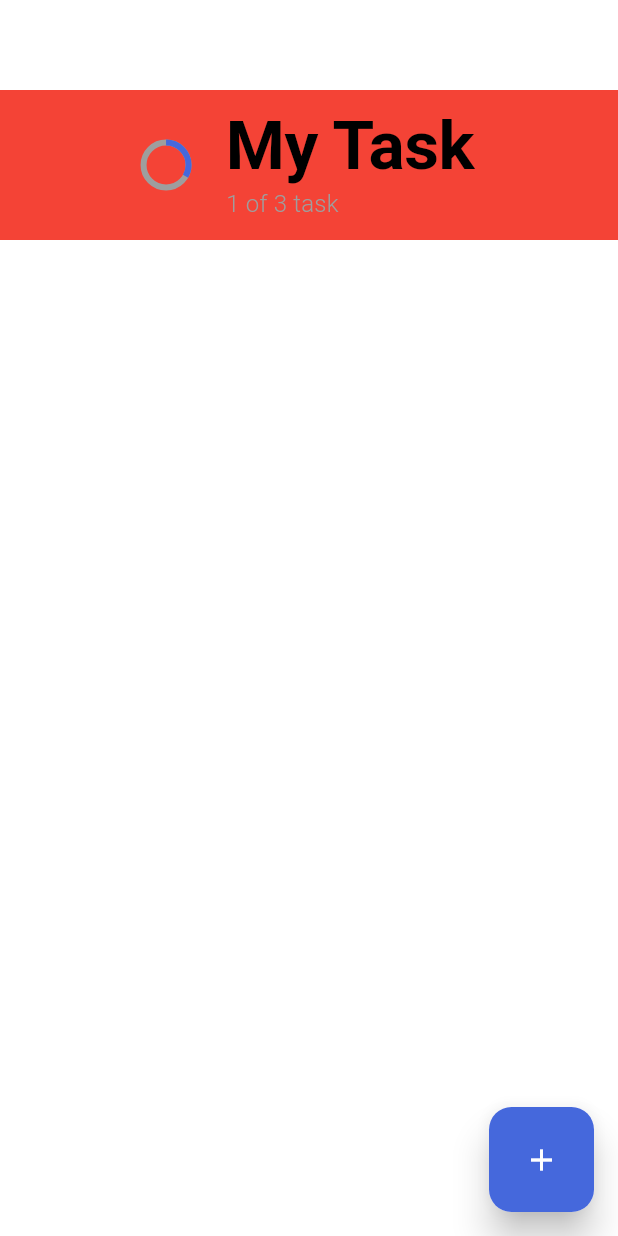
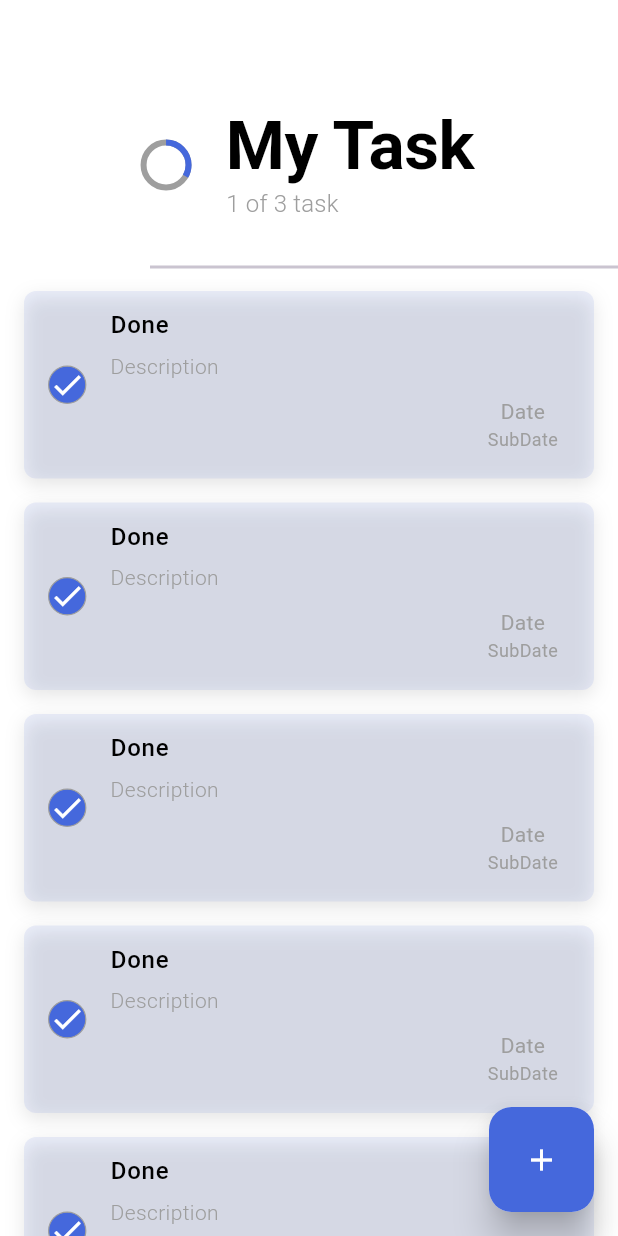
Before and after one commit to shashwat-naik/Flutter-ToDo-App, a Flutter app: the screen it shows after launch, on a phone screen of 412 x 824 dp. Run offline on Flutter 3.47's test engine with Material 3 defaults, Android fonts, the phone set to English and light mode, and no system bars.

Commit message:
Home Page (Delete feature)

```diff
--- a/lib/views/home/home_view.dart
+++ b/lib/views/home/home_view.dart
@@ -2,7 +2,8 @@ import 'package:flutter/material.dart';
 import 'package:todo_app/extensions/space_exs.dart';
 import 'package:todo_app/utils/app_colors.dart';
 import 'package:todo_app/utils/app_str.dart';
-import 'package:todo_app/views/home/widget/fab.dart';
+import 'package:todo_app/views/home/components/fab.dart';
+import 'package:todo_app/views/home/widget/task_widget.dart';
 
 class HomeView extends StatefulWidget {
   const HomeView({super.key});
@@ -28,16 +29,16 @@ class _HomeViewState extends State<HomeView> {
         height: double.infinity,
         child: Column(
           children: [
+            // App Bar
             Container(
               margin: const EdgeInsets.only(top: 60),
               width: double.infinity,
               height: 100,
-              color: Colors.red,
               child: Row(
                 mainAxisAlignment: MainAxisAlignment.center,
                 children: [
                   // Progress Circle
-                  SizedBox(
+                  const SizedBox(
                     width: 30,
                     height: 30,
                     child: const CircularProgressIndicator(
@@ -48,9 +49,11 @@ class _HomeViewState extends State<HomeView> {
                       ),
                     ),
                   ),
+
+                  // Space
                   25.w,
 
-                  //
+                  // Top level task info
                   Column(
                     mainAxisAlignment: MainAxisAlignment.center,
                     crossAxisAlignment: CrossAxisAlignment.start,
@@ -68,6 +71,48 @@ class _HomeViewState extends State<HomeView> {
                   )
                 ],
               ),
+            ),
+
+            // Divider
+            const Padding(
+              padding: const EdgeInsets.only(top: 10.0),
+              child: Divider(
+                thickness: 2,
+                indent: 100,
+              ),
+            ),
+
+            // Tasks
+            SizedBox(
+              width: double.infinity,
+              height: 700,
+              // height: 745,
+              child: ListView.builder(
+                itemCount: 20,
+                scrollDirection: Axis.vertical,
+                itemBuilder: (context, index) {
+                  return Dismissible(
+                      direction: DismissDirection.horizontal,
+                      onDismissed: (_) {
+                        // remove item from list
+                      },
+                      background: Row(
+                        mainAxisAlignment: MainAxisAlignment.center,
+                        children: [
+                          const Icon(
+                            Icons.delete_outline,
+                            color: Colors.red,
+                          ),
+                          8.w,
+                          const Text(AppStr.deleteTask,
+                              style: TextStyle(color: Colors.red))
+                        ],
+                      ),
+
+                      key: Key(index.toString()),
+                      child: const TaskWidget());
+                },
+              ),
             )
           ],
         ),
--- /dev/null
+++ b/lib/views/home/widget/task_widget.dart
@@ -0,0 +1,107 @@
+import 'package:flutter/material.dart';
+import 'package:todo_app/utils/app_colors.dart';
+
+class TaskWidget extends StatelessWidget {
+  const TaskWidget({
+    super.key,
+  });
+
+  @override
+  Widget build(BuildContext context) {
+    return GestureDetector(
+      onTap: (){
+        /// Open task details
+      },
+      child: AnimatedContainer(
+        margin:
+            const EdgeInsets.symmetric(horizontal: 16, vertical: 8),
+        decoration: BoxDecoration(
+            color: AppColors.primaryColor.withOpacity(0.1),
+            borderRadius: BorderRadius.circular(8),
+            boxShadow: [
+              BoxShadow(
+                color: Colors.black.withOpacity(0.1),
+                offset: const Offset(0, 4),
+                blurRadius: 10,
+              )
+            ]),
+        duration: const Duration(milliseconds: 600),
+        child: ListTile(
+          // Check button
+          leading: GestureDetector(
+            onTap: () {
+              /// Check and uncheck task
+            },
+            child: AnimatedContainer(
+              duration: const Duration(milliseconds: 600),
+              decoration: BoxDecoration(
+                color: AppColors.primaryColor,
+                shape: BoxShape.circle,
+                border: Border.all(color: Colors.grey, width: 0.8),
+              ),
+              child: const Icon(
+                Icons.check,
+                color: Colors.white,
+              ),
+            ),
+          ),
+
+          // Task title
+          title: Padding(
+            padding: const EdgeInsets.only(bottom: 5, top: 3),
+            child: const Text(
+              "Done",
+              style: TextStyle(
+                color: Colors.black,
+                fontWeight: FontWeight.w500,
+                // decoration: TextDecoration.lineThrough,
+              ),
+            ),
+          ),
+
+          // Task Description
+          subtitle: const Column(
+            crossAxisAlignment: CrossAxisAlignment.start,
+            children: [
+              Text(
+                "Description",
+                style: TextStyle(
+                  // color: Colors.grey.shade600,
+                  color: Colors.grey,
+                  fontWeight: FontWeight.w300,
+                ),
+              ),
+
+              // Date of Task
+              Align(
+                alignment: Alignment.centerRight,
+                child: Padding(
+                  padding: EdgeInsets.only(bottom: 10, top: 10),
+                  child: Column(
+                    mainAxisAlignment: MainAxisAlignment.center,
+                    children: [
+                      Text(
+                        "Date",
+                        style: TextStyle(
+                          fontSize: 14,
+                          color: Colors.grey,
+                        ),
+                      ),
+                      Text(
+                        "SubDate",
+                        style: TextStyle(
+                          fontSize: 12,
+                          color: Colors.grey,
+                        ),
+                      ),
+                    ],
+                  ),
+                ),
+              )
+            ],
+          ),
+        ),
+      ),
+    );
+  }
+}
```
Also changed, not shown: lib/views/home/components/fab.dart (renamed from lib/views/home/widget/fab.dart).
